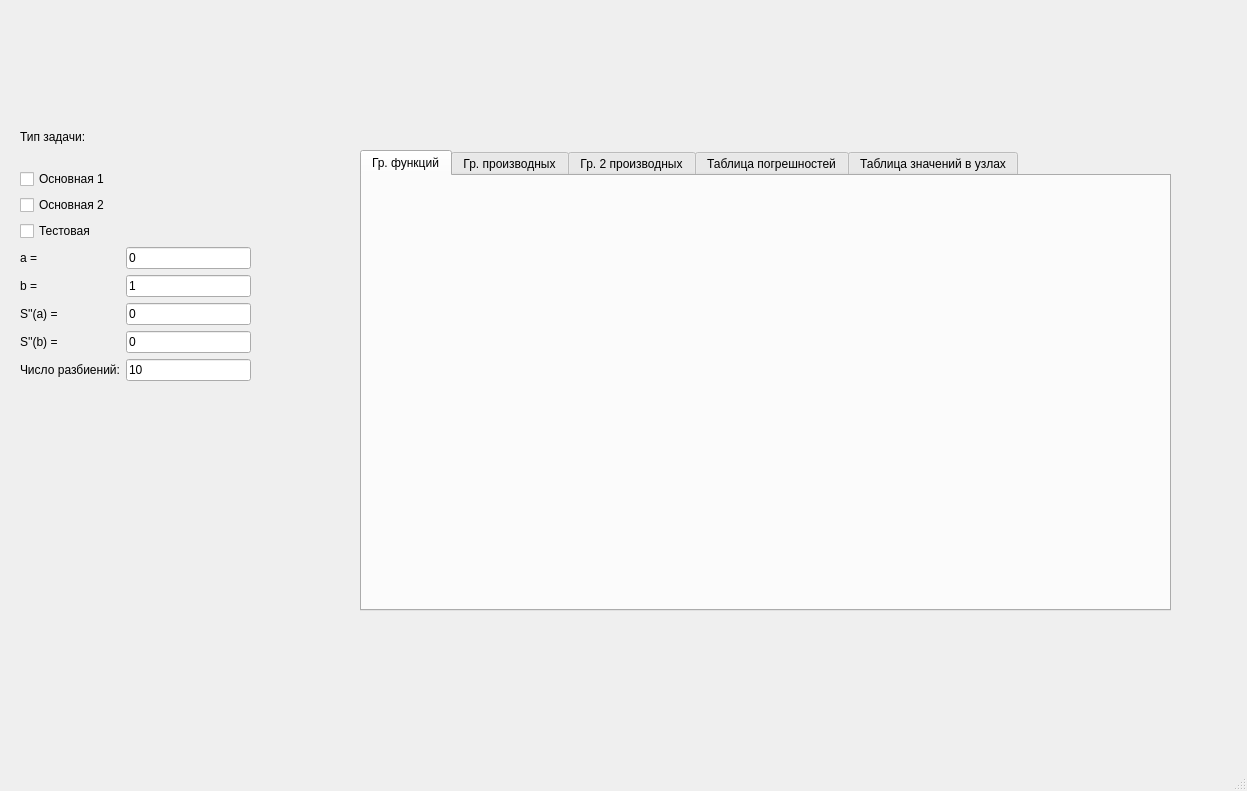
Qt form ui/design.ui (lesnikowka/LabSpline) before a commit.
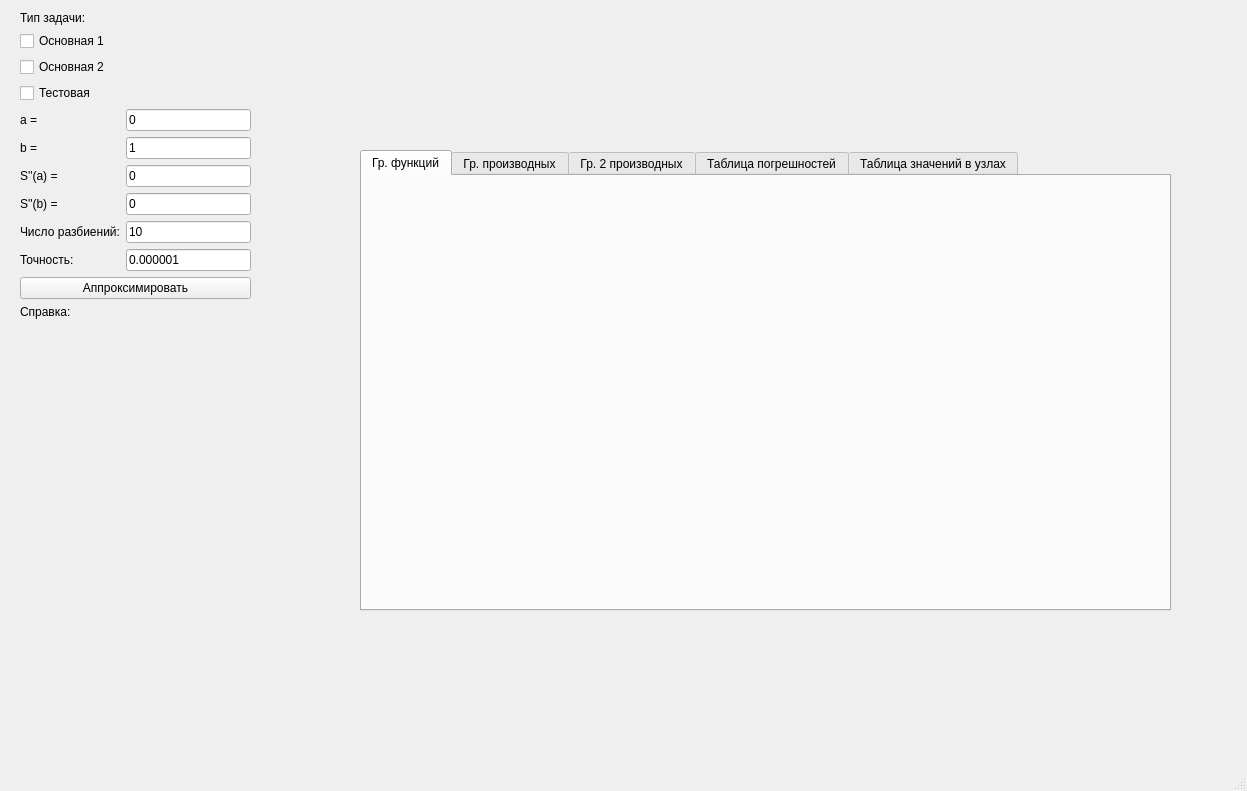
The same form after that commit. The open tabs and pages were chosen to show the change.

What changed in the file:
```diff
--- a/ui/design.ui
+++ b/ui/design.ui
@@ -24,7 +24,7 @@
      </rect>
     </property>
     <property name="currentIndex">
-     <number>4</number>
+     <number>0</number>
     </property>
     <widget class="QWidget" name="FuncPlaneTab">
      <attribute name="title">
@@ -39,6 +39,12 @@
         <height>301</height>
        </rect>
       </property>
+      <property name="sizePolicy">
+       <sizepolicy hsizetype="Preferred" vsizetype="Preferred">
+        <horstretch>0</horstretch>
+        <verstretch>0</verstretch>
+       </sizepolicy>
+      </property>
       <property name="text">
        <string/>
       </property>
@@ -115,14 +121,20 @@
     <property name="geometry">
      <rect>
       <x>20</x>
-      <y>110</y>
+      <y>11</y>
       <width>231</width>
-      <height>271</height>
+      <height>601</height>
      </rect>
     </property>
     <layout class="QVBoxLayout" name="verticalLayout">
      <item>
       <widget class="QLabel" name="label_5">
+       <property name="sizePolicy">
+        <sizepolicy hsizetype="Preferred" vsizetype="Fixed">
+         <horstretch>0</horstretch>
+         <verstretch>0</verstretch>
+        </sizepolicy>
+       </property>
        <property name="text">
         <string>Тип задачи: </string>
        </property>
@@ -151,6 +163,20 @@
      </item>
      <item>
       <layout class="QGridLayout" name="gridLayout">
+       <item row="4" column="2">
+        <widget class="QLineEdit" name="nBox">
+         <property name="text">
+          <string>10</string>
+         </property>
+        </widget>
+       </item>
+       <item row="5" column="1">
+        <widget class="QLabel" name="label_7">
+         <property name="text">
+          <string>Точность: </string>
+         </property>
+        </widget>
+       </item>
        <item row="2" column="2">
         <widget class="QLineEdit" name="aBoundBox">
          <property name="text">
@@ -193,6 +219,13 @@
          </property>
         </widget>
        </item>
+       <item row="4" column="1">
+        <widget class="QLabel" name="label_6">
+         <property name="text">
+          <string>Число разбиений:</string>
+         </property>
+        </widget>
+       </item>
        <item row="0" column="1">
         <widget class="QLabel" name="label">
          <property name="text">
@@ -207,22 +240,42 @@
          </property>
         </widget>
        </item>
-       <item row="4" column="1">
-        <widget class="QLabel" name="label_6">
+       <item row="5" column="2">
+        <widget class="QLineEdit" name="accBox">
          <property name="text">
-          <string>Число разбиений:</string>
-         </property>
-        </widget>
-       </item>
-       <item row="4" column="2">
-        <widget class="QLineEdit" name="nBox">
-         <property name="text">
-          <string>10</string>
+          <string>0.000001</string>
          </property>
         </widget>
        </item>
       </layout>
      </item>
+     <item>
+      <widget class="QPushButton" name="goButton">
+       <property name="text">
+        <string>Аппроксимировать</string>
+       </property>
+      </widget>
+     </item>
+     <item>
+      <widget class="QLabel" name="label_9">
+       <property name="sizePolicy">
+        <sizepolicy hsizetype="Preferred" vsizetype="Fixed">
+         <horstretch>0</horstretch>
+         <verstretch>0</verstretch>
+        </sizepolicy>
+       </property>
+       <property name="text">
+        <string>Справка:</string>
+       </property>
+      </widget>
+     </item>
+     <item>
+      <widget class="QLabel" name="info">
+       <property name="text">
+        <string/>
+       </property>
+      </widget>
+     </item>
     </layout>
    </widget>
   </widget>
```
